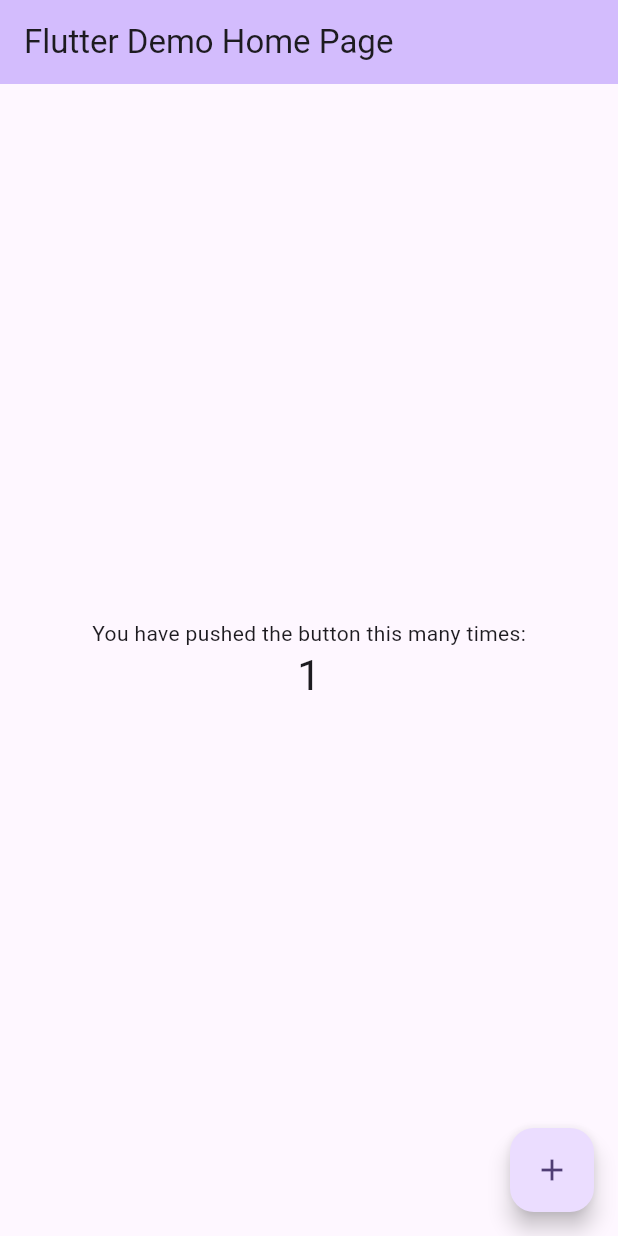
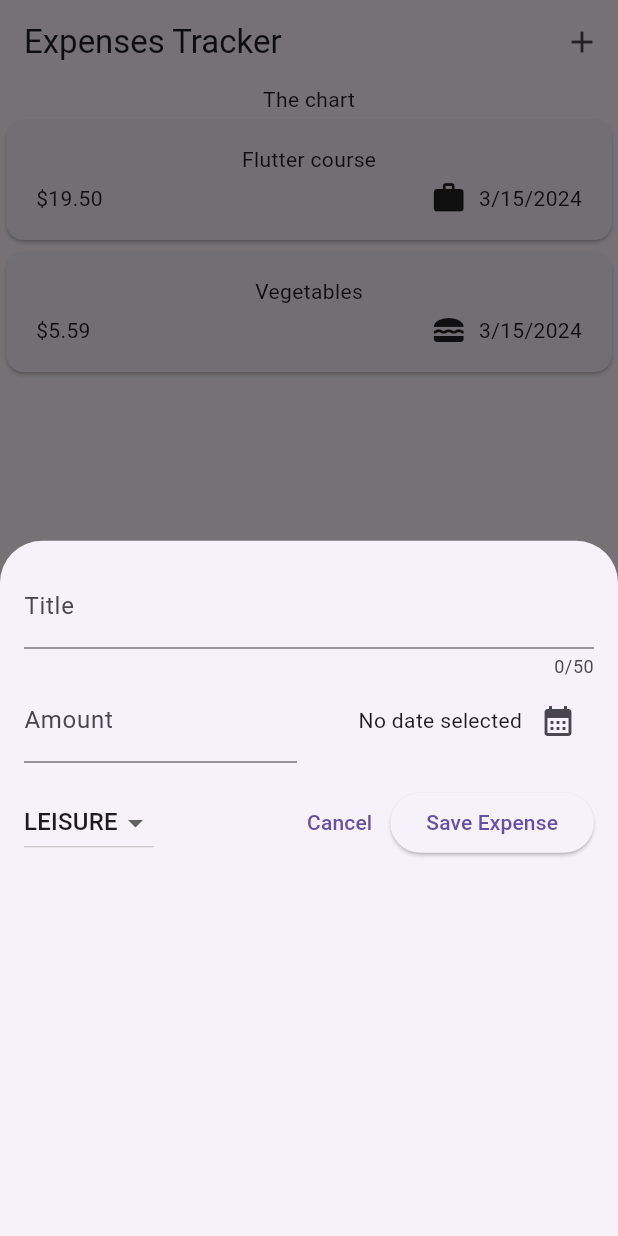
Before and after one commit to tejadacodes/flutter-expenses, a Flutter app: the screen it shows after launch, after a tap on the "add" icon, on a phone screen of 412 x 824 dp. Run offline on Flutter 3.47's test engine with Material 3 defaults, Android fonts, the phone set to English and light mode, and no system bars.

Commit message:
Expense form and save

```diff
--- a/lib/main.dart
+++ b/lib/main.dart
@@ -1,125 +1,11 @@
+import 'package:expenses/widgets/expenses.dart';
 import 'package:flutter/material.dart';
 
 void main() {
-  runApp(const MyApp());
+  runApp(
+    MaterialApp(
+      theme: ThemeData(useMaterial3: true),
+      home: const Expenses(),
+    ),
+  );
 }
-
-class MyApp extends StatelessWidget {
-  const MyApp({super.key});
-
-  // This widget is the root of your application.
-  @override
-  Widget build(BuildContext context) {
-    return MaterialApp(
-      title: 'Flutter Demo',
-      theme: ThemeData(
-        // This is the theme of your application.
-        //
-        // TRY THIS: Try running your application with "flutter run". You'll see
-        // the application has a purple toolbar. Then, without quitting the app,
-        // try changing the seedColor in the colorScheme below to Colors.green
-        // and then invoke "hot reload" (save your changes or press the "hot
-        // reload" button in a Flutter-supported IDE, or press "r" if you used
-        // the command line to start the app).
-        //
-        // Notice that the counter didn't reset back to zero; the application
-        // state is not lost during the reload. To reset the state, use hot
-        // restart instead.
-        //
-        // This works for code too, not just values: Most code changes can be
-        // tested with just a hot reload.
-        colorScheme: ColorScheme.fromSeed(seedColor: Colors.deepPurple),
-        useMaterial3: true,
-      ),
-      home: const MyHomePage(title: 'Flutter Demo Home Page'),
-    );
-  }
-}
-
-class MyHomePage extends StatefulWidget {
-  const MyHomePage({super.key, required this.title});
-
-  // This widget is the home page of your application. It is stateful, meaning
-  // that it has a State object (defined below) that contains fields that affect
-  // how it looks.
-
-  // This class is the configuration for the state. It holds the values (in this
-  // case the title) provided by the parent (in this case the App widget) and
-  // used by the build method of the State. Fields in a Widget subclass are
-  // always marked "final".
-
-  final String title;
-
-  @override
-  State<MyHomePage> createState() => _MyHomePageState();
-}
-
-class _MyHomePageState extends State<MyHomePage> {
-  int _counter = 0;
-
-  void _incrementCounter() {
-    setState(() {
-      // This call to setState tells the Flutter framework that something has
-      // changed in this State, which causes it to rerun the build method below
-      // so that the display can reflect the updated values. If we changed
-      // _counter without calling setState(), then the build method would not be
-      // called again, and so nothing would appear to happen.
-      _counter++;
-    });
-  }
-
-  @override
-  Widget build(BuildContext context) {
-    // This method is rerun every time setState is called, for instance as done
-    // by the _incrementCounter method above.
-    //
-    // The Flutter framework has been optimized to make rerunning build methods
-    // fast, so that you can just rebuild anything that needs updating rather
-    // than having to individually change instances of widgets.
-    return Scaffold(
-      appBar: AppBar(
-        // TRY THIS: Try changing the color here to a specific color (to
-        // Colors.amber, perhaps?) and trigger a hot reload to see the AppBar
-        // change color while the other colors stay the same.
-        backgroundColor: Theme.of(context).colorScheme.inversePrimary,
-        // Here we take the value from the MyHomePage object that was created by
-        // the App.build method, and use it to set our appbar title.
-        title: Text(widget.title),
-      ),
-      body: Center(
-        // Center is a layout widget. It takes a single child and positions it
-        // in the middle of the parent.
-        child: Column(
-          // Column is also a layout widget. It takes a list of children and
-          // arranges them vertically. By default, it sizes itself to fit its
-          // children horizontally, and tries to be as tall as its parent.
-          //
-          // Column has various properties to control how it sizes itself and
-          // how it positions its children. Here we use mainAxisAlignment to
-          // center the children vertically; the main axis here is the vertical
-          // axis because Columns are vertical (the cross axis would be
-          // horizontal).
-          //
-          // TRY THIS: Invoke "debug painting" (choose the "Toggle Debug Paint"
-          // action in the IDE, or press "p" in the console), to see the
-          // wireframe for each widget.
-          mainAxisAlignment: MainAxisAlignment.center,
-          children: <Widget>[
-            const Text(
-              'You have pushed the button this many times:',
-            ),
-            Text(
-              '$_counter',
-              style: Theme.of(context).textTheme.headlineMedium,
-            ),
-          ],
-        ),
-      ),
-      floatingActionButton: FloatingActionButton(
-        onPressed: _incrementCounter,
-        tooltip: 'Increment',
-        child: const Icon(Icons.add),
-      ), // This trailing comma makes auto-formatting nicer for build methods.
-    );
-  }
-}
--- /dev/null
+++ b/lib/models/expense.dart
@@ -0,0 +1,39 @@
+import 'package:flutter/material.dart';
+import 'package:intl/intl.dart';
+import 'package:uuid/uuid.dart';
+
+final formatter = DateFormat.yMd();
+
+const uuid = Uuid();
+
+enum Category { food, travel, leisure, work }
+
+const categoryIcons = {
+  Category.food: Icons.lunch_dining,
+  Category.travel: Icons.flight_takeoff,
+  Category.leisure: Icons.movie,
+  Category.work: Icons.work,
+};
+
+class Expense {
+  Expense({
+    required this.title,
+    required this.amount,
+    required this.date,
+    required this.category,
+  }) : id = uuid.v4();
+
+  final String id;
+  final String title;
+  final double amount;
+  final DateTime date;
+  final Category category;
+
+  String get formattedDate {
+    return formatter.format(date);
+  }
+
+  IconData? get expenseIcon {
+    return categoryIcons[category];
+  }
+}
--- /dev/null
+++ b/lib/widgets/expenses.dart
@@ -0,0 +1,66 @@
+import 'package:expenses/widgets/expenses_list/expenses_list.dart';
+import 'package:expenses/models/expense.dart';
+import 'package:expenses/widgets/new_expense.dart';
+import 'package:flutter/material.dart';
+
+class Expenses extends StatefulWidget {
+  const Expenses({super.key});
+
+  @override
+  State<Expenses> createState() {
+    return _ExpensesState();
+  }
+}
+
+class _ExpensesState extends State<Expenses> {
+  final List<Expense> _registeredExpenses = [
+    Expense(
+      title: 'Flutter course',
+      amount: 19.5,
+      date: DateTime.now(),
+      category: Category.work,
+    ),
+    Expense(
+      title: 'Vegetables',
+      amount: 5.59,
+      date: DateTime.now(),
+      category: Category.food,
+    ),
+  ];
+
+  void _openAddExpenseOverlay() {
+    showModalBottomSheet(
+      context: context,
+      builder: (ctx) => NewExpense(onAddExpense: _addExpense),
+    );
+  }
+
+  void _addExpense(Expense expense) {
+    setState(() {
+      _registeredExpenses.add(expense);
+    });
+  }
+
+  @override
+  Widget build(BuildContext context) {
+    return Scaffold(
+      appBar: AppBar(
+        title: const Text('Expenses Tracker'),
+        actions: [
+          IconButton(
+            onPressed: _openAddExpenseOverlay,
+            icon: const Icon(Icons.add),
+          )
+        ],
+      ),
+      body: Column(
+        children: [
+          const Text('The chart'),
+          Expanded(
+            child: ExpensesList(expenses: _registeredExpenses),
+          ),
+        ],
+      ),
+    );
+  }
+}
--- /dev/null
+++ b/lib/widgets/expenses_list/expense_item.dart
@@ -0,0 +1,39 @@
+import 'package:expenses/models/expense.dart';
+import 'package:flutter/material.dart';
+
+class ExpenseItem extends StatelessWidget {
+  const ExpenseItem(this.expense, {super.key});
+
+  final Expense expense;
+
+  @override
+  Widget build(BuildContext context) {
+    return Card(
+      child: Padding(
+        padding: const EdgeInsets.symmetric(
+          horizontal: 20,
+          vertical: 16,
+        ),
+        child: Column(
+          children: [
+            Text(expense.title),
+            const SizedBox(height: 4),
+            Row(
+              children: [
+                Text('\$${expense.amount.toStringAsFixed(2)}'),
+                const Spacer(),
+                Row(
+                  children: [
+                    Icon(expense.expenseIcon),
+                    const SizedBox(width: 8),
+                    Text(expense.formattedDate),
+                  ],
+                ),
+              ],
+            )
+          ],
+        ),
+      ),
+    );
+  }
+}
--- /dev/null
+++ b/lib/widgets/expenses_list/expenses_list.dart
@@ -0,0 +1,17 @@
+import 'package:expenses/models/expense.dart';
+import 'package:expenses/widgets/expenses_list/expense_item.dart';
+import 'package:flutter/material.dart';
+
+class ExpensesList extends StatelessWidget {
+  const ExpensesList({super.key, required this.expenses});
+
+  final List<Expense> expenses;
+
+  @override
+  Widget build(BuildContext context) {
+    return ListView.builder(
+      itemCount: expenses.length,
+      itemBuilder: (ctx, index) => ExpenseItem(expenses[index]),
+    );
+  }
+}
--- /dev/null
+++ b/lib/widgets/new_expense.dart
@@ -0,0 +1,166 @@
+import 'package:flutter/material.dart';
+import 'package:expenses/models/expense.dart';
+
+class NewExpense extends StatefulWidget {
+  const NewExpense({super.key, required this.onAddExpense});
+
+  final void Function(Expense expense) onAddExpense;
+
+  @override
+  State<NewExpense> createState() {
+    return _NewExpenseState();
+  }
+}
+
+class _NewExpenseState extends State<NewExpense> {
+  final _titleController = TextEditingController();
+  final _amountController = TextEditingController();
+  DateTime? _selectedDate;
+  Category _selectedCategory = Category.leisure;
+
+  void _presentDatePicker() async {
+    final now = DateTime.now();
+    final firstDate = DateTime(now.year - 1, now.month, now.day);
+
+    final pickedDate = await showDatePicker(
+      context: context,
+      initialDate: now,
+      firstDate: firstDate,
+      lastDate: now,
+    );
+
+    setState(() {
+      _selectedDate = pickedDate;
+    });
+  }
+
+  void _submitExpenseData() {
+    final enteredAmount = double.tryParse(_amountController.text);
+    final amountIsInvalid = enteredAmount == null || enteredAmount <= 0;
+
+    if (_titleController.text.trim().isEmpty ||
+        amountIsInvalid ||
+        _selectedDate == null) {
+      showDialog(
+        context: context,
+        builder: (ctx) => AlertDialog(
+          title: const Text('Invalid input'),
+          content: const Text(
+              'Please make sure a valid title, amount, date and category was entered.'),
+          actions: [
+            TextButton(
+              onPressed: () {
+                Navigator.pop(ctx);
+              },
+              child: const Text('Okay'),
+            )
+          ],
+        ),
+      );
+      return;
+    }
+
+    widget.onAddExpense(Expense(
+      title: _titleController.text,
+      amount: enteredAmount,
+      date: _selectedDate!,
+      category: _selectedCategory,
+    ));
+  }
+
+  @override
+  void dispose() {
+    _titleController.dispose();
+    _amountController.dispose();
+    super.dispose();
+  }
+
+  @override
+  Widget build(BuildContext context) {
+    return Padding(
+      padding: const EdgeInsets.all(16),
+      child: Column(
+        children: [
+          TextField(
+            controller: _titleController,
+            maxLength: 50,
+            keyboardType: TextInputType.text,
+            decoration: const InputDecoration(
+              label: Text('Title'),
+            ),
+          ),
+          Row(
+            children: [
+              Expanded(
+                child: TextField(
+                  controller: _amountController,
+                  keyboardType: TextInputType.number,
+                  decoration: const InputDecoration(
+                    prefixText: '\$',
+                    label: Text('Amount'),
+                  ),
+                ),
+              ),
+              const SizedBox(
+                width: 16,
+              ),
+              Expanded(
+                child: Row(
+                  mainAxisAlignment: MainAxisAlignment.end,
+                  crossAxisAlignment: CrossAxisAlignment.center,
+                  children: [
+                    Text(_selectedDate == null
+                        ? 'No date selected'
+                        : formatter.format(_selectedDate!)),
+                    IconButton(
+                        onPressed: _presentDatePicker,
+                        icon: const Icon(Icons.calendar_month))
+                  ],
+                ),
+              ),
+            ],
+          ),
+          const SizedBox(
+            height: 16,
+          ),
+          Row(
+            children: [
+              DropdownButton(
+                value: _selectedCategory,
+                items: Category.values
+                    .map(
+                      (category) => DropdownMenuItem(
+                        value: category,
+                        child: Text(
+                          category.name.toUpperCase(),
+                        ),
+                      ),
+                    )
+                    .toList(),
+                onChanged: (value) {
+                  if (value == null) {
+                    return;
+                  }
+                  setState(() {
+                    _selectedCategory = value;
+                  });
+                },
+              ),
+              const Spacer(),
+              TextButton(
+                onPressed: () {
+                  Navigator.pop(context);
+                },
+                child: const Text('Cancel'),
+              ),
+              ElevatedButton(
+                onPressed: _submitExpenseData,
+                child: const Text('Save Expense'),
+              ),
+            ],
+          ),
+        ],
+      ),
+    );
+  }
+}
--- a/pubspec.yaml
+++ b/pubspec.yaml
@@ -35,6 +35,8 @@ dependencies:
   # The following adds the Cupertino Icons font to your application.
   # Use with the CupertinoIcons class for iOS style icons.
   cupertino_icons: ^1.0.6
+  uuid: ^4.3.3
+  intl: ^0.19.0
 
 dev_dependencies:
   flutter_test:
```
Also changed, not shown: pubspec.lock.
